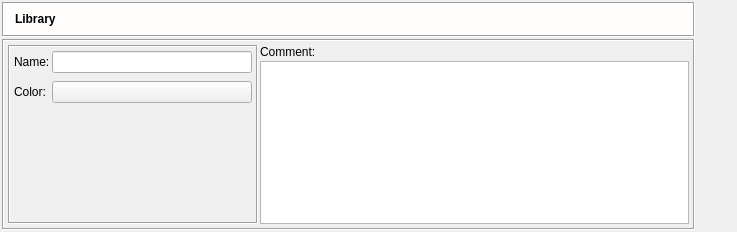
Above: src/gui/librarydialog_q.ui from fwbuilder/fwbuilder before the change. Below: the same form after it.
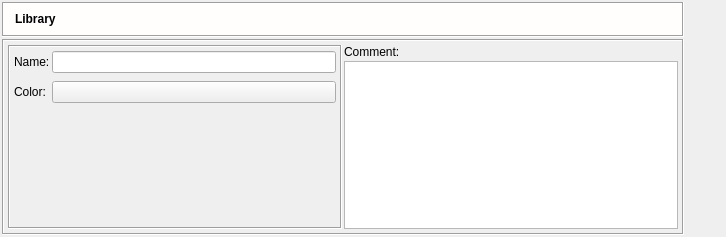
That is the form after the change. Icons and pictures are not drawn.

What changed in the file:
```diff
--- a/src/gui/librarydialog_q.ui
+++ b/src/gui/librarydialog_q.ui
@@ -8,8 +8,8 @@
    <rect>
     <x>0</x>
     <y>0</y>
-    <width>737</width>
-    <height>232</height>
+    <width>726</width>
+    <height>237</height>
    </rect>
   </property>
   <property name="windowTitle" >
@@ -233,13 +233,13 @@
             <widget class="QLineEdit" name="obj_name" >
              <property name="sizePolicy" >
               <sizepolicy vsizetype="Fixed" hsizetype="Preferred" >
-               <horstretch>0</horstretch>
+               <horstretch>200</horstretch>
                <verstretch>0</verstretch>
               </sizepolicy>
              </property>
              <property name="minimumSize" >
               <size>
-               <width>200</width>
+               <width>0</width>
                <height>0</height>
               </size>
              </property>
```
